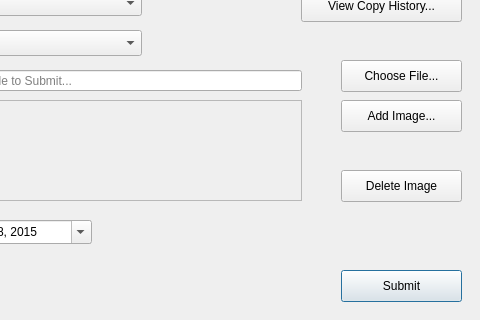
Before: the Qt Designer form LAWRENTIAN/LuD/newarticleworkspacewindow.ui in pyridine/LAWRENTIAN, drawn with Qt 5; both pictures show x 179 to 659 and y 280 to 600 of the 659 by 600 pixel window.
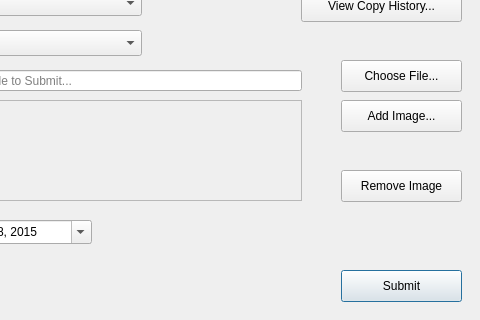
After: the same form once the commit is applied.

Commit message: System Notification permissions, UI changes.

The edit to the form file:
```diff
--- a/LAWRENTIAN/LuD/newarticleworkspacewindow.ui
+++ b/LAWRENTIAN/LuD/newarticleworkspacewindow.ui
@@ -297,7 +297,7 @@
     </rect>
    </property>
    <property name="text">
-    <string>Delete Image</string>
+    <string>Remove Image</string>
    </property>
   </widget>
   <widget class="QPushButton" name="deleteAWS_pushButton">
```
The commit also changes 7 other files.
